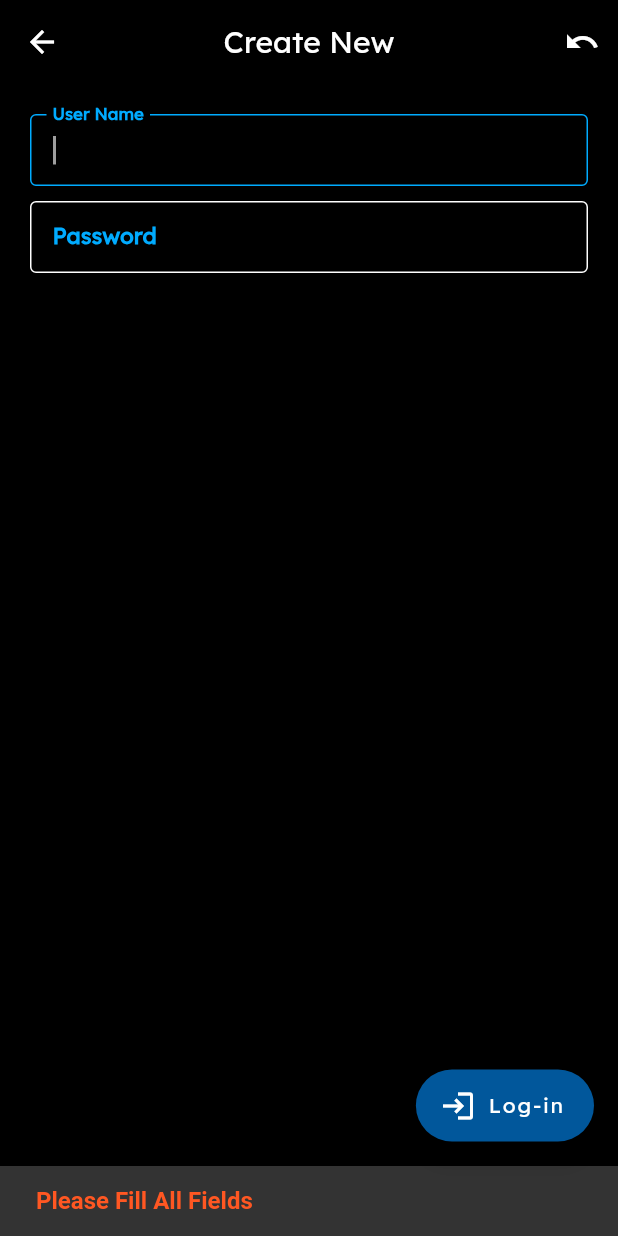
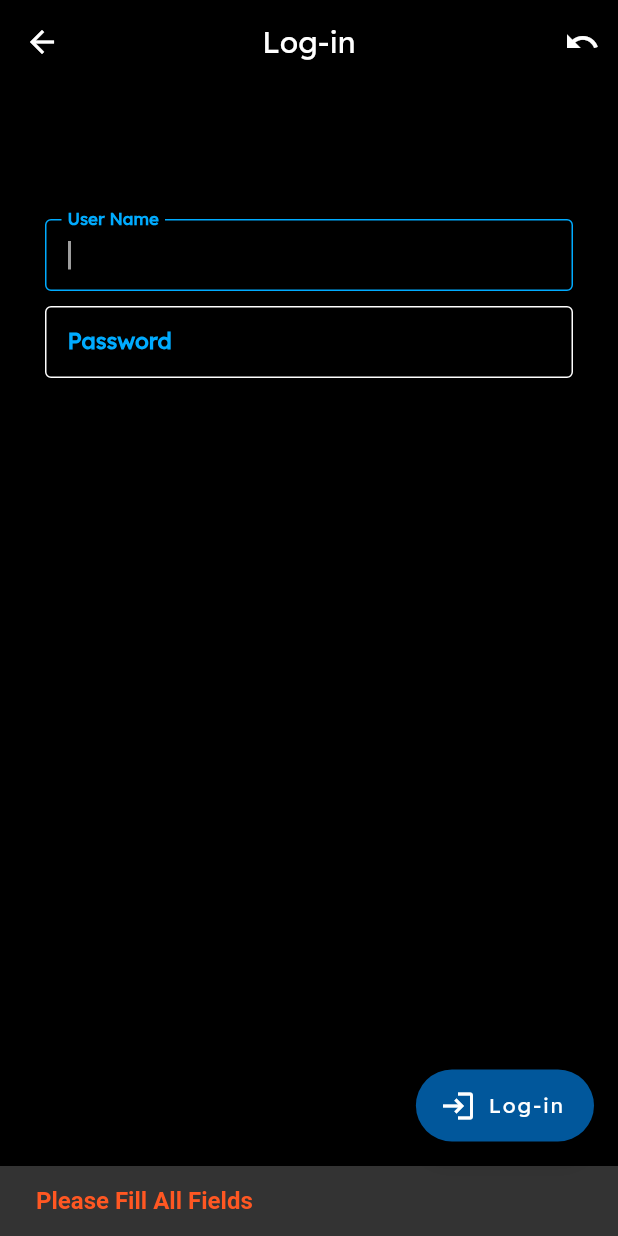
Before and after one commit to AY2020-2021-CpE-OJT/cepeda_nukesite, a Flutter app: the LoginScreen screen opened directly, after a tap on "Log-in", on a phone screen of 412 x 824 dp. Run offline on Flutter 3.47's test engine with Material 2 defaults, Android fonts, the phone set to English and light mode, and no system bars; our stand-ins replace flushbar, shared_preferences; accounts and stored records are empty; network calls fail.

```diff
--- a/lib/modules/nuke.dart
+++ b/lib/modules/nuke.dart
@@ -110,7 +110,7 @@ class _LoginScreenState extends State<LoginScreen> {
       backgroundColor: color("black"),
       appBar: AppBar(
         centerTitle: true,
-        title: cText("Create New", color('def'), null, null),
+        title: cText("Log-in", color('def'), null, null),
         actions: [
           IconButton(
             icon: Icon(Icons.undo),
@@ -128,7 +128,7 @@ class _LoginScreenState extends State<LoginScreen> {
         behavior: HitTestBehavior.opaque,
         onTap: () => FocusManager.instance.primaryFocus?.unfocus(),
         child: Container(
-          padding: const EdgeInsets.all(20.0),
+          padding: const EdgeInsets.only(top: 90, right: 30, left: 30),
           child: Column(
             children: [
               ctrlrField(
```
